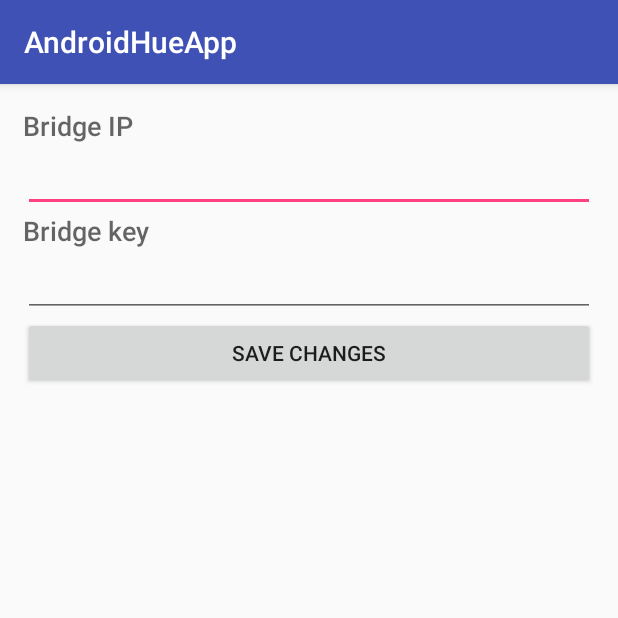
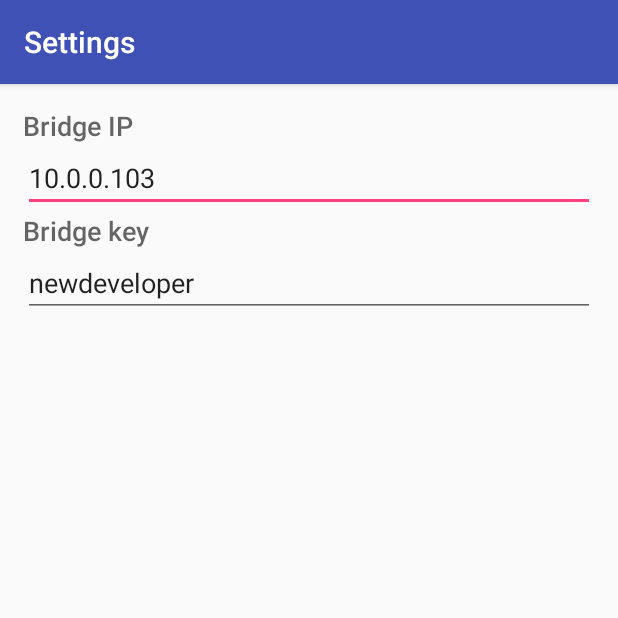
Before and after one commit to JorickDJ/AndroidHueApp, an Android app: the SettingsActivity screen opened directly, with no data from a screen before it, on a phone screen of 412 x 824 dp, the top half of it. Run offline under Robolectric (Android 15) with nearby library versions, the phone set to English and light mode, and no system bars.

Commit message:
Refactors & optimizations

```diff
--- a/app/src/main/java/com/example/jorick/androidhueapp/Activities/SettingsActivity.java
+++ b/app/src/main/java/com/example/jorick/androidhueapp/Activities/SettingsActivity.java
@@ -3,29 +3,44 @@ package com.example.jorick.androidhueapp.Activities;
 import android.content.SharedPreferences;
 import android.support.v7.app.AppCompatActivity;
 import android.os.Bundle;
+import android.view.View;
+import android.widget.Button;
 import android.widget.TextView;
 
 import com.example.jorick.androidhueapp.R;
 
 public class SettingsActivity extends AppCompatActivity {
 
+    private SharedPreferences preferences;
+    private SharedPreferences.Editor preferencesEditor;
+    private TextView txtBridgeIp;
+    private TextView txtBridgeKey;
+
     @Override
     protected void onCreate(Bundle savedInstanceState) {
         super.onCreate(savedInstanceState);
         setContentView(R.layout.activity_settings);
 
-        final SharedPreferences settings = getSharedPreferences("Bridge", 0);
-        final SharedPreferences.Editor settingsEditor = settings.edit();
+        this.preferences = getApplicationContext().getSharedPreferences("Bridge", 0);
+        this.preferencesEditor = this.preferences.edit();
 
-        TextView txtBridgeIp = (TextView) findViewById(R.id.txtBridgeIp);
-        TextView txtBridgeKey = (TextView) findViewById(R.id.txtBridgeKey);
+        this.txtBridgeIp = (TextView) findViewById(R.id.txtBridgeIp);
+        this.txtBridgeKey = (TextView) findViewById(R.id.txtBridgeKey);
 
-//        final Button button = (Button) findViewById(R.id.btnSaveSettings);
-//        button.setOnClickListener(new View.OnClickListener() {
-//            public void onClick(View v) {
-//                settingsEditor.putString("COUNTRY", txtCountry.getText().toString());
-//                settingsEditor.apply();
-//            }
-//        });
+        this.txtBridgeIp.setText(this.preferences.getString("BRIDGE_IP", "10.0.0.103"));
+        this.txtBridgeKey.setText(this.preferences.getString("BRIDGE_KEY", "newdeveloper"));
+    }
+
+    @Override
+    protected void onPause() {
+        super.onPause();
+
+        saveSettings();
+    }
+
+    private void saveSettings() {
+        this.preferencesEditor.putString("BRIDGE_IP", txtBridgeIp.getText().toString());
+        this.preferencesEditor.putString("BRIDGE_KEY", txtBridgeKey.getText().toString());
+        this.preferencesEditor.apply();
     }
 }
--- a/app/src/main/java/com/example/jorick/androidhueapp/Tasks/FetchLightsTask.java
+++ b/app/src/main/java/com/example/jorick/androidhueapp/Tasks/FetchLightsTask.java
@@ -31,6 +31,8 @@ public class FetchLightsTask extends AsyncTask<String, Void, ArrayList<Light>> {
         ArrayList<Light> lights = new ArrayList<>();
 
         try {
+            Log.i("URL request", "http://" + params[0] + "/api/" + params[1] + "/lights");
+
             URL url = new URL("http://" + params[0] + "/api/" + params[1] + "/lights");
             HttpURLConnection urlConnection = (HttpURLConnection) url.openConnection();
             BufferedReader reader = new BufferedReader(new InputStreamReader(urlConnection.getInputStream()));
--- a/app/src/main/res/layout/activity_settings.xml
+++ b/app/src/main/res/layout/activity_settings.xml
@@ -27,10 +27,4 @@
         android:layout_width="fill_parent"
         android:layout_height="wrap_content" />
 
-    <Button
-        android:id="@+id/btnSaveSettings"
-        android:layout_width="fill_parent"
-        android:layout_height="wrap_content"
-        android:text="Save changes" />
-
 </LinearLayout>
--- a/app/src/main/res/values/strings.xml
+++ b/app/src/main/res/values/strings.xml
@@ -1,5 +1,9 @@
 <resources>
     <string name="app_name">AndroidHueApp</string>
+
     <string name="action_settings">Settings</string>
+    <string name="action_refresh_list">Refresh</string>
+
     <string name="title_activity_light_detail">Details</string>
+    <string name="title_activity_settings">Settings</string>
 </resources>
```
Also changed, not shown: app/src/main/AndroidManifest.xml (+9 -1 lines), app/src/main/java/com/example/jorick/androidhueapp/Activities/LightDetailActivity.java (+4 -4 lines), app/src/main/java/com/example/jorick/androidhueapp/Activities/MainActivity.java (+26 -19 lines), app/src/main/java/com/example/jorick/androidhueapp/Models/Bridge.java (+22 -15 lines), app/src/main/res/menu/menu_main.xml (+4 -3 lines).
